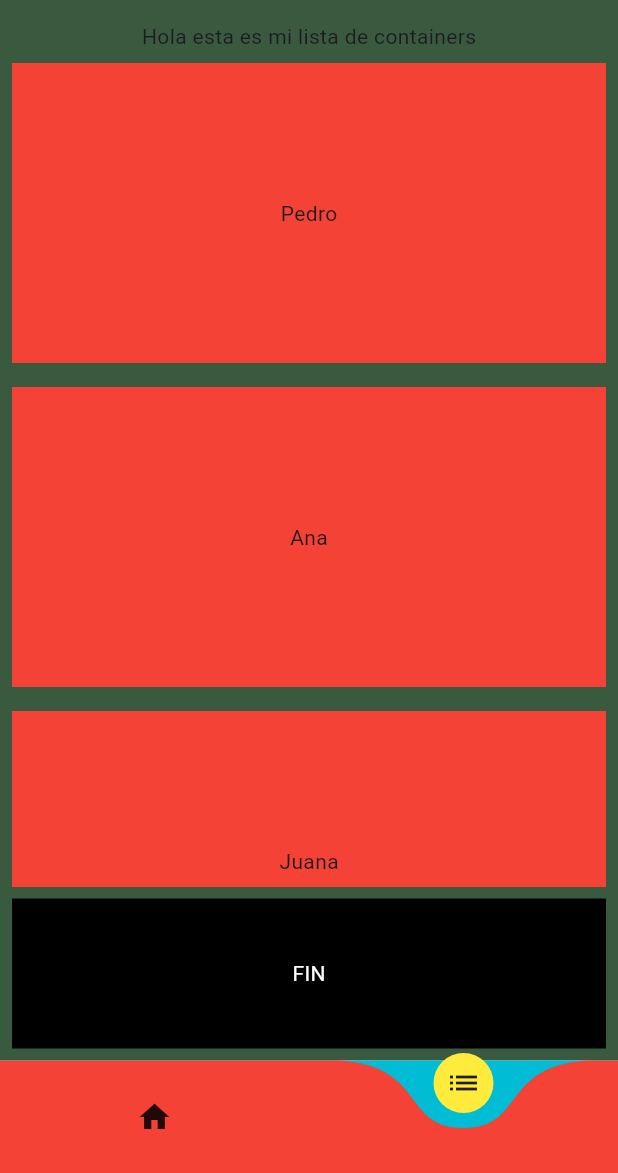
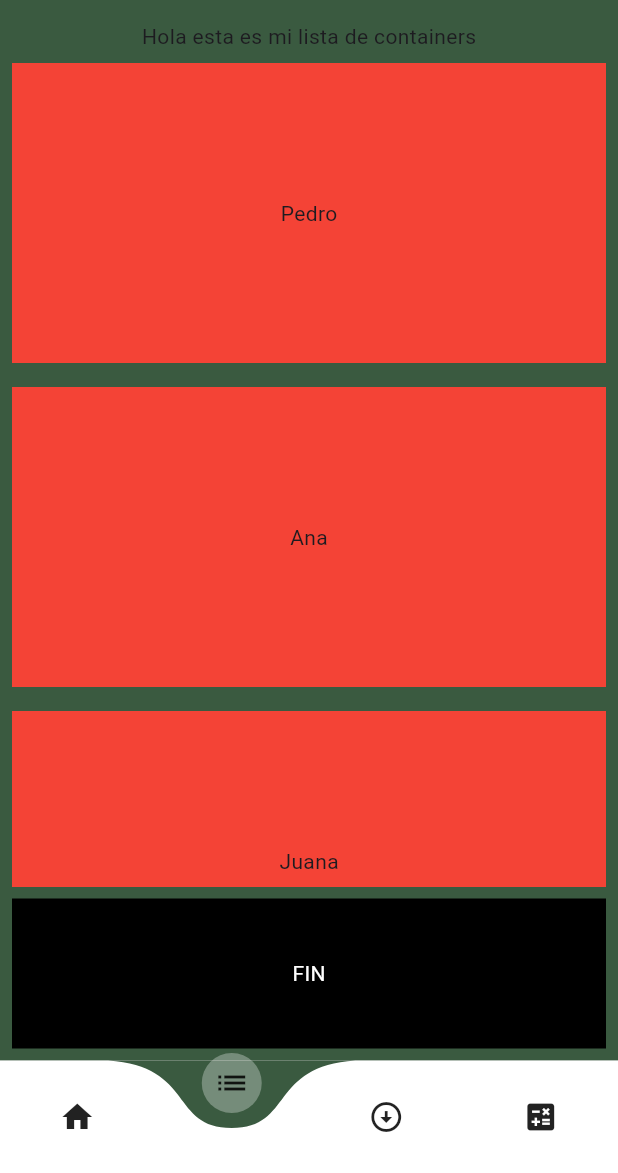
Before and after one commit to fr4nsgallegos/recetasappG9, a Flutter app: the screen it shows after launch, swiped to page 2, on a phone screen of 412 x 824 dp, the part 63-1236 px from its top. Run offline on Flutter 3.47's test engine with Material 3 defaults, Android fonts, the phone set to English and light mode, and no system bars; drawn by our look-alikes of curved_navigation_bar; our stand-ins replace flutter_svg; missing offline and left inert: dart:ffi; network calls fail.

Commit message:
curved finish

```diff
--- a/lib/models/screen_model.dart
+++ b/lib/models/screen_model.dart
@@ -1,8 +1,10 @@
 import 'dart:ui';
 
 import 'package:flutter/material.dart';
+import 'package:recetasappg9/pages/calculator_page.dart';
 import 'package:recetasappg9/pages/home_page.dart';
 import 'package:recetasappg9/pages/list_view_page.dart';
+import 'package:recetasappg9/pages/scroll_page.dart';
 
 class ScreenModel {
   Widget pageName;
@@ -39,4 +41,22 @@ List<ScreenModel> pagesDetails = [
     buttonColorOption: Colors.white.withOpacity(0.3),
     icono: Icon(Icons.list),
   ),
+  ScreenModel(
+    pageName: ScrollPage(
+      bgColor: Color(0xff588157),
+    ),
+    title: "Scroll Page",
+    bgColor: Color(0xff588157),
+    buttonColorOption: Colors.white.withOpacity(0.3),
+    icono: Icon(Icons.arrow_circle_down_sharp),
+  ),
+  ScreenModel(
+    pageName: CalculatorPage(
+      bgColor: Color(0xffa3b18a),
+    ),
+    title: "Scroll Page",
+    bgColor: Color(0xffa3b18a),
+    buttonColorOption: Colors.white.withOpacity(0.3),
+    icono: Icon(Icons.calculate),
+  ),
 ];
--- a/lib/pages/scroll_page.dart
+++ b/lib/pages/scroll_page.dart
@@ -1,6 +1,10 @@
 import 'package:flutter/material.dart';
+import 'package:flutter/widgets.dart';
 
 class ScrollPage extends StatelessWidget {
+  Color bgColor;
+  ScrollPage({required this.bgColor});
+
   Widget createContainer() {
     return Container(
       width: 200,
@@ -14,6 +18,7 @@ class ScrollPage extends StatelessWidget {
   Widget build(BuildContext context) {
     return SafeArea(
       child: Scaffold(
+        backgroundColor: bgColor,
         body: SingleChildScrollView(
           child: Column(
             children: [
--- a/lib/pages/tabbar_page.dart
+++ b/lib/pages/tabbar_page.dart
@@ -26,23 +26,24 @@ class _TabBarPageState extends State<TabBarPage> {
           centerTitle: true,
         ),
         bottomNavigationBar: CurvedNavigationBar(
-          buttonBackgroundColor: Colors.yellow,
-          backgroundColor: Colors.cyan,
-          color: Colors.red,
+          buttonBackgroundColor: pagesDetails[currentIndex].buttonColorOption,
+          backgroundColor: pagesDetails[currentIndex].bgColor,
+          // color: Colors.red,
           index: currentIndex,
           items: [
+            ...pagesDetails.map((e) => e.icono).toList(),
             // Icon(
             //   Icons.home,
             //   color: Colors.white,
             // ),
             // Icon(Icons.list),
-            pagesDetails[0].icono,
-            pagesDetails[1].icono,
+            // pagesDetails[0].icono,
+            // pagesDetails[1].icono,
           ],
           onTap: (index) {
             pageController.animateToPage(
               index,
-              duration: Duration(seconds: 2),
+              duration: Duration(milliseconds: 500),
               curve: Curves.linear,
             );
             currentIndex = index;
@@ -56,11 +57,12 @@ class _TabBarPageState extends State<TabBarPage> {
             setState(() {});
           },
           children: [
+            ...pagesDetails.map((e) => e.pageName).toList(),
             // HomePage(
             //   bgColor: Color(0xff2B2E4A),
             // ),
-            pagesDetails[0].pageName,
-            pagesDetails[1].pageName,
+            // pagesDetails[0].pageName,
+            // pagesDetails[1].pageName,
           ],
         ),
       ),
```
Also changed, not shown: lib/pages/calculator_page.dart (+6 -3 lines).
